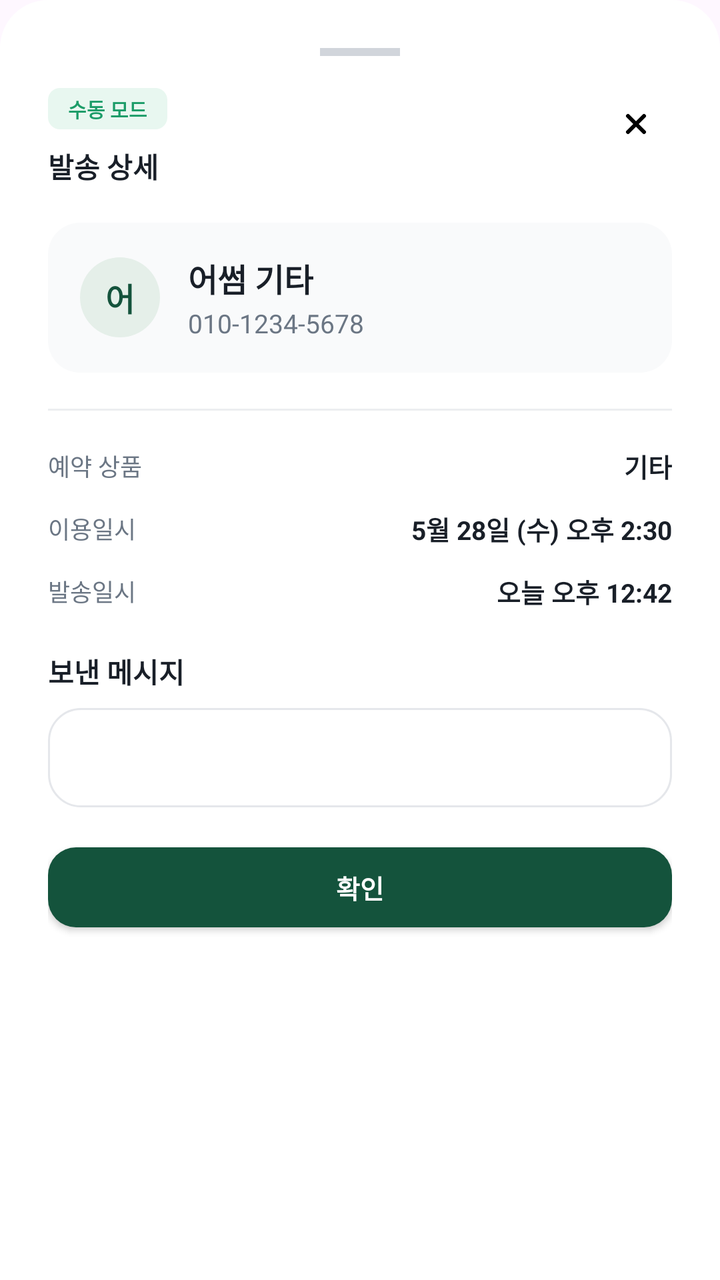
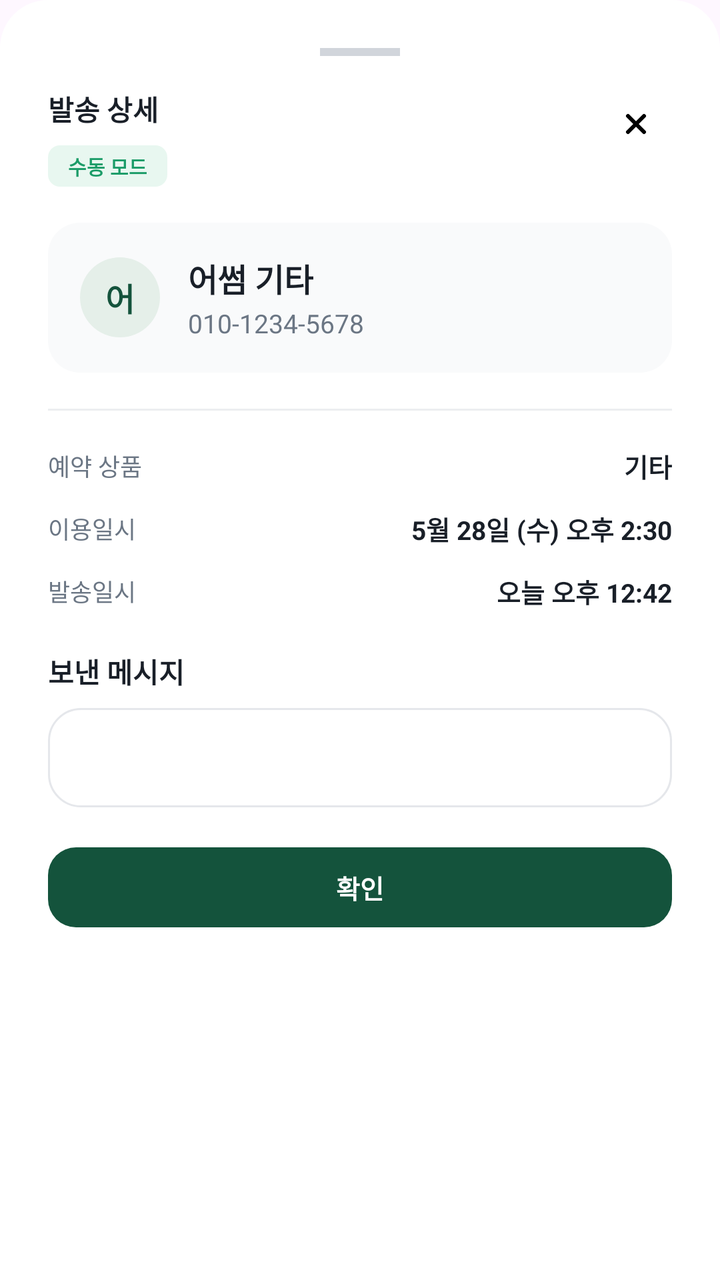

An Android layout rendered at two revisions. The XML below is the earlier revision; the diff shows what the commit changed to produce the second picture.
<!-- AndroidManifest.xml: application theme Theme.BookingHelper -->
<!-- res/layout/bottom_sheet_history_detail.xml -->
<?xml version="1.0" encoding="utf-8"?>
<androidx.core.widget.NestedScrollView xmlns:android="http://schemas.android.com/apk/res/android"
    android:layout_width="match_parent"
    android:layout_height="wrap_content"
    android:background="@drawable/bg_bottom_sheet_top_rounded"
    android:fillViewport="true">

    <LinearLayout
        android:layout_width="match_parent"
        android:layout_height="wrap_content"
        android:orientation="vertical"
        android:padding="24dp">

        <View
            android:layout_width="40dp"
            android:layout_height="4dp"
            android:layout_gravity="center_horizontal"
            android:background="#D1D5DB" />

        <RelativeLayout
            android:layout_width="match_parent"
            android:layout_height="wrap_content"
            android:layout_marginTop="16dp">

            <LinearLayout
                android:layout_width="wrap_content"
                android:layout_height="wrap_content"
                android:orientation="vertical">

                <TextView
                    android:id="@+id/tvDetailModeTag"
                    android:layout_width="wrap_content"
                    android:layout_height="wrap_content"
                    android:background="@drawable/bg_badge_green"
                    android:paddingHorizontal="10dp"
                    android:paddingVertical="3dp"
                    android:text="수동 모드"
                    android:textColor="@color/badge_green_text"
                    android:textSize="10sp"
                    android:textStyle="bold" />

                <TextView
                    android:layout_width="wrap_content"
                    android:layout_height="wrap_content"
                    android:layout_marginTop="8dp"
                    android:text="발송 상세"
                    android:textColor="@color/text_primary"
                    android:textSize="14sp"
                    android:textStyle="bold" />
            </LinearLayout>

            <ImageView
                android:id="@+id/btnDetailClose"
                android:layout_width="36dp"
                android:layout_height="36dp"
                android:layout_alignParentEnd="true"
                android:background="?attr/selectableItemBackgroundBorderless"
                android:padding="6dp"
                android:src="@drawable/ic_close" />
        </RelativeLayout>

        
        <LinearLayout
            android:layout_width="match_parent"
            android:layout_height="wrap_content"
            android:layout_marginTop="18dp"
            android:background="@drawable/bg_card_rounded_gray"
            android:gravity="center_vertical"
            android:padding="16dp">

            <TextView
                android:id="@+id/tvDetailAvatar"
                android:layout_width="40dp"
                android:layout_height="40dp"
                android:background="@drawable/bg_circle_avatar"
                android:gravity="center"
                android:text="어"
                android:textColor="@color/primary"
                android:textSize="16sp"
                android:textStyle="bold" />

            <LinearLayout
                android:layout_width="wrap_content"
                android:layout_height="wrap_content"
                android:layout_marginStart="14dp"
                android:orientation="vertical">

                <TextView
                    android:id="@+id/tvDetailName"
                    android:layout_width="wrap_content"
                    android:layout_height="wrap_content"
                    android:text="어썸 기타"
                    android:textColor="@color/text_primary"
                    android:textSize="16sp"
                    android:textStyle="bold" />

                <TextView
                    android:id="@+id/tvDetailPhone"
                    android:layout_width="wrap_content"
                    android:layout_height="wrap_content"
                    android:layout_marginTop="2dp"
                    android:text="010-1234-5678"
                    android:textColor="@color/text_secondary"
                    android:textSize="13sp" />
            </LinearLayout>
        </LinearLayout>

        <View
            android:layout_width="match_parent"
            android:layout_height="1dp"
            android:layout_marginVertical="18dp"
            android:background="@color/border_line" />

        
        <LinearLayout
            android:layout_width="match_parent"
            android:layout_height="wrap_content"
            android:gravity="center_vertical"
            android:orientation="horizontal">

            <TextView
                android:layout_width="wrap_content"
                android:layout_height="wrap_content"
                android:text="예약 상품"
                android:textColor="@color/text_secondary"
                android:textSize="12sp" />

            <TextView
                android:id="@+id/tvDetailItem"
                android:layout_width="0dp"
                android:layout_height="wrap_content"
                android:layout_marginStart="16dp"
                android:layout_weight="1"
                android:gravity="end"
                android:text="기타"
                android:textColor="@color/text_primary"
                android:textSize="13sp"
                android:textStyle="bold" />
        </LinearLayout>

        <LinearLayout
            android:layout_width="match_parent"
            android:layout_height="wrap_content"
            android:layout_marginTop="12dp"
            android:gravity="center_vertical"
            android:orientation="horizontal">

            <TextView
                android:layout_width="wrap_content"
                android:layout_height="wrap_content"
                android:text="이용일시"
                android:textColor="@color/text_secondary"
                android:textSize="12sp" />

            <TextView
                android:id="@+id/tvDetailDate"
                android:layout_width="0dp"
                android:layout_height="wrap_content"
                android:layout_marginStart="16dp"
                android:layout_weight="1"
                android:gravity="end"
                android:text="5월 28일 (수) 오후 2:30"
                android:textColor="@color/text_primary"
                android:textSize="13sp"
                android:textStyle="bold" />
        </LinearLayout>

        <LinearLayout
            android:layout_width="match_parent"
            android:layout_height="wrap_content"
            android:layout_marginTop="12dp"
            android:gravity="center_vertical"
            android:orientation="horizontal">

            <TextView
                android:layout_width="wrap_content"
                android:layout_height="wrap_content"
                android:text="발송일시"
                android:textColor="@color/text_secondary"
                android:textSize="12sp" />

            <TextView
                android:id="@+id/tvDetailSentAt"
                android:layout_width="0dp"
                android:layout_height="wrap_content"
                android:layout_marginStart="16dp"
                android:layout_weight="1"
                android:gravity="end"
                android:text="오늘 오후 12:42"
                android:textColor="@color/text_primary"
                android:textSize="13sp"
                android:textStyle="bold" />
        </LinearLayout>

        <TextView
            android:layout_width="wrap_content"
            android:layout_height="wrap_content"
            android:layout_marginTop="20dp"
            android:text="보낸 메시지"
            android:textColor="@color/text_primary"
            android:textSize="14sp"
            android:textStyle="bold" />

        <TextView
            android:id="@+id/tvDetailMessageBody"
            android:layout_width="match_parent"
            android:layout_height="wrap_content"
            android:layout_marginTop="8dp"
            android:background="@drawable/bg_message_box"
            android:lineSpacingExtra="4dp"
            android:padding="16dp"
            android:textColor="@color/text_primary"
            android:textSize="13sp" />

        <androidx.appcompat.widget.AppCompatButton
            android:id="@+id/btnConfirmDetail"
            android:layout_width="match_parent"
            android:layout_height="40dp"
            android:layout_marginTop="20dp"
            android:layout_marginBottom="16dp"
            android:background="@drawable/bg_btn_primary"
            android:text="확인"
            android:textColor="#FFFFFF"
            android:textSize="13sp"
            android:textStyle="bold" />

    </LinearLayout>

</androidx.core.widget.NestedScrollView>
<!-- resources referenced by this layout -->
<resources>
  <color name="badge_green_text">#1B9C68</color>
  <color name="border_line">#ECEEF0</color>
  <color name="primary">#14533C</color>
  <color name="text_primary">#191F28</color>
  <color name="text_secondary">#6B7684</color>
  <!-- drawable bg_badge_green (drawable) -->
  <?xml version="1.0" encoding="utf-8"?>
  <shape xmlns:android="http://schemas.android.com/apk/res/android">
      <solid android:color="@color/badge_green_bg" />
      <corners android:radius="6dp" />
  </shape>
  <!-- drawable bg_bottom_sheet_top_rounded (drawable) -->
  <?xml version="1.0" encoding="utf-8"?>
  <shape xmlns:android="http://schemas.android.com/apk/res/android">
      <solid android:color="@color/bg_card" />
      <corners
          android:topLeftRadius="24dp"
          android:topRightRadius="24dp" />
  </shape>
  <!-- drawable bg_btn_primary (drawable) -->
  <?xml version="1.0" encoding="utf-8"?>
  <shape xmlns:android="http://schemas.android.com/apk/res/android">
      <solid android:color="@color/primary" />
      <corners android:radius="14dp" />
  </shape>
  <!-- drawable bg_card_rounded_gray (drawable) -->
  <?xml version="1.0" encoding="utf-8"?>
  <shape xmlns:android="http://schemas.android.com/apk/res/android">
      <solid android:color="#F9FAFB" />
      <corners android:radius="16dp" />
  </shape>
  <!-- drawable bg_circle_avatar (drawable) -->
  <?xml version="1.0" encoding="utf-8"?>
  <shape xmlns:android="http://schemas.android.com/apk/res/android"
      android:shape="oval">
      <solid android:color="@color/primary_light" />
  </shape>
  <!-- drawable bg_message_box (drawable) -->
  <?xml version="1.0" encoding="utf-8"?>
  <shape xmlns:android="http://schemas.android.com/apk/res/android">
      <solid android:color="@color/bg_card" />
      <stroke
          android:width="1dp"
          android:color="#E5E7EB" />
      <corners android:radius="16dp" />
  </shape>
  <!-- drawable ic_close (drawable) -->
  <vector xmlns:android="http://schemas.android.com/apk/res/android"
      android:width="24dp"
      android:height="24dp"
      android:viewportWidth="24"
      android:viewportHeight="24">
    <path
        android:pathData="M16,16L12,12M12,12L8,8M12,12L16,8M12,12L8,16"
        android:strokeLineJoin="round"
        android:strokeWidth="2"
        android:fillColor="#00000000"
        android:strokeColor="#000000"
        android:strokeLineCap="round"/>
  </vector>
  <style name="Theme.BookingHelper" parent="Base.Theme.BookingHelper" />
  <color name="badge_green_bg">#E8F7F0</color>
  <color name="bg_card">#FFFFFF</color>
  <color name="primary_light">#E5EFE9</color>
  <style name="Base.Theme.BookingHelper" parent="Theme.Material3.DayNight.NoActionBar">
          
          
      </style>
</resources>

<!-- the commit's change to res/layout/bottom_sheet_history_detail.xml (unified diff, before → after) -->
@@ -28,24 +28,24 @@
                 android:orientation="vertical">
 
                 <TextView
+                    android:layout_width="wrap_content"
+                    android:layout_height="wrap_content"
+                    android:text="발송 상세"
+                    android:textColor="@color/text_primary"
+                    android:textSize="14sp"
+                    android:textStyle="bold" />
+
+                <TextView
                     android:id="@+id/tvDetailModeTag"
                     android:layout_width="wrap_content"
                     android:layout_height="wrap_content"
                     android:background="@drawable/bg_badge_green"
                     android:paddingHorizontal="10dp"
                     android:paddingVertical="3dp"
+                    android:layout_marginTop="8dp"
                     android:text="수동 모드"
                     android:textColor="@color/badge_green_text"
                     android:textSize="10sp"
-                    android:textStyle="bold" />
-
-                <TextView
-                    android:layout_width="wrap_content"
-                    android:layout_height="wrap_content"
-                    android:layout_marginTop="8dp"
-                    android:text="발송 상세"
-                    android:textColor="@color/text_primary"
-                    android:textSize="14sp"
                     android:textStyle="bold" />
             </LinearLayout>
 
@@ -192,6 +192,36 @@
                 android:textStyle="bold" />
         </LinearLayout>
 
+        
+        <LinearLayout
+            android:id="@+id/layoutDetailRequest"
+            android:layout_width="match_parent"
+            android:layout_height="wrap_content"
+            android:layout_marginTop="12dp"
+            android:gravity="top"
+            android:orientation="horizontal"
+            android:visibility="gone">
+
+            <TextView
+                android:layout_width="wrap_content"
+                android:layout_height="wrap_content"
+                android:text="요청사항"
+                android:textColor="@color/text_secondary"
+                android:textSize="12sp" />
+
+            <TextView
+                android:id="@+id/tvDetailRequest"
+                android:layout_width="0dp"
+                android:layout_height="wrap_content"
+                android:layout_marginStart="16dp"
+                android:layout_weight="1"
+                android:gravity="end"
+                android:lineSpacingExtra="2dp"
+                android:textColor="@color/text_primary"
+                android:textSize="13sp"
+                android:textStyle="bold" />
+        </LinearLayout>
+
         <TextView
             android:layout_width="wrap_content"
             android:layout_height="wrap_content"
@@ -219,6 +249,8 @@
             android:layout_marginTop="20dp"
             android:layout_marginBottom="16dp"
             android:background="@drawable/bg_btn_primary"
+            android:elevation="0dp"
+            android:stateListAnimator="@null"
             android:text="확인"
             android:textColor="#FFFFFF"
             android:textSize="13sp"
